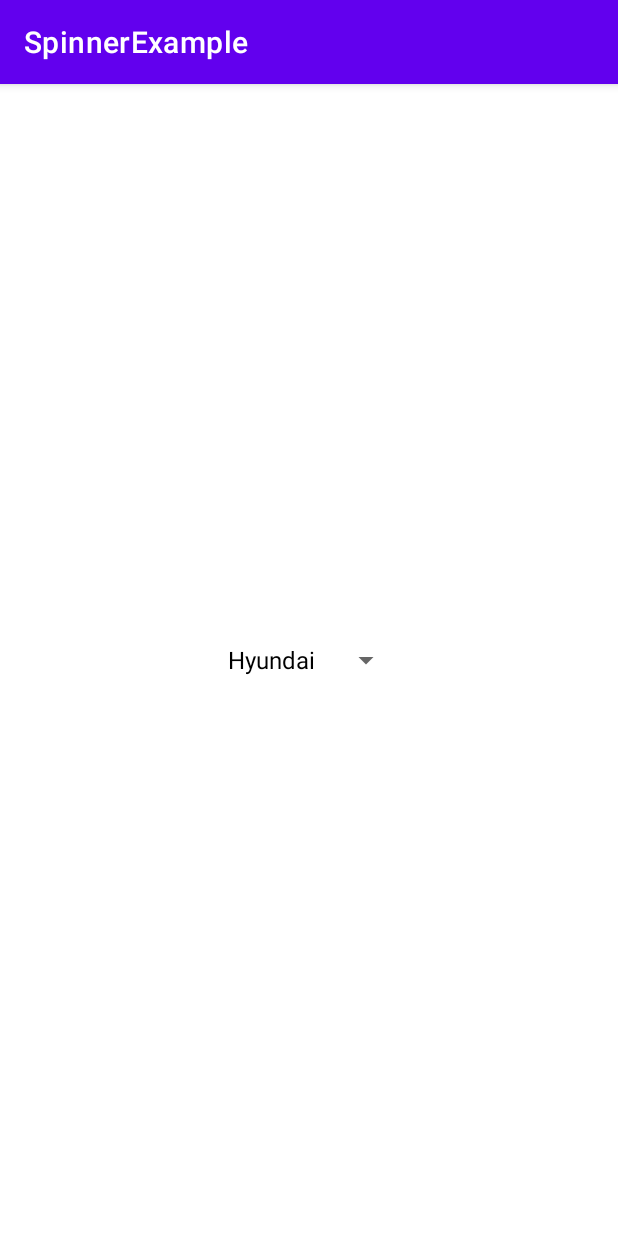
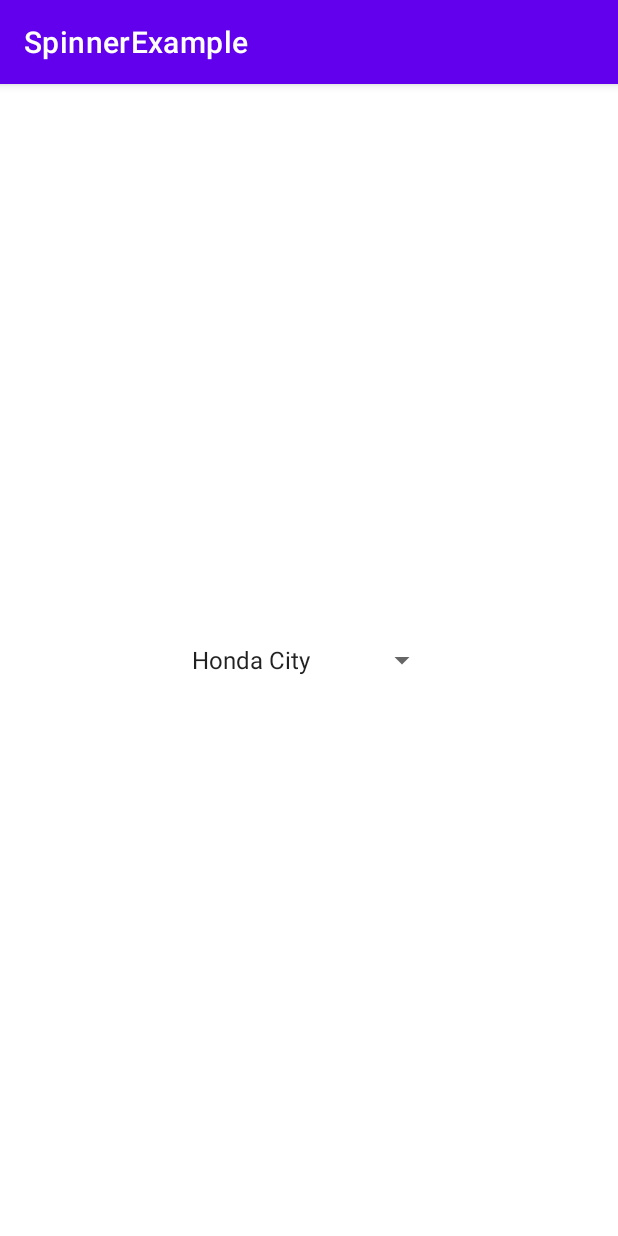
Before and after one commit to ianchai/SpinnerExample, an Android app: the screen it shows after launch (MainActivity), on a phone screen of 412 x 824 dp. Run offline under Robolectric (Android 15) with nearby library versions, the phone set to English and light mode, and no system bars.

Commit message:
Move the spinner items to strings.xml as an xml array.

```diff
--- a/app/src/main/java/com/lomaikai/spinnerexample/MainActivity.java
+++ b/app/src/main/java/com/lomaikai/spinnerexample/MainActivity.java
@@ -22,26 +22,26 @@ public class MainActivity extends AppCompatActivity {
 
         carSpinner = findViewById(R.id.carSpinner);
 
-        ArrayList<String> carArrayList = new ArrayList<>();
-        carArrayList.add("Hyundai");
-        carArrayList.add("Toyota");
-        carArrayList.add("Ford");
-        carArrayList.add("Proton");
-        carArrayList.add("Perodua");
-        carArrayList.add("BMW");
-
-        ArrayAdapter<String> carAdapter = new ArrayAdapter(
-                this,
-                android.R.layout.simple_spinner_dropdown_item,
-                carArrayList
-        );
-
-        carSpinner.setAdapter(carAdapter);
+//        ArrayList<String> carArrayList = new ArrayList<>();
+//        carArrayList.add("Hyundai");
+//        carArrayList.add("Toyota");
+//        carArrayList.add("Ford");
+//        carArrayList.add("Proton");
+//        carArrayList.add("Perodua");
+//        carArrayList.add("BMW");
+//
+//        ArrayAdapter<String> carAdapter = new ArrayAdapter(
+//                this,
+//                android.R.layout.simple_spinner_dropdown_item,
+//                carArrayList
+//        );
+//
+//        carSpinner.setAdapter(carAdapter);
 
         carSpinner.setOnItemSelectedListener(new AdapterView.OnItemSelectedListener() {
             @Override
             public void onItemSelected(AdapterView<?> adapterView, View view, int i, long l) {
-                Toast.makeText(MainActivity.this, carArrayList.get(i)+" selected", Toast.LENGTH_SHORT).show();
+                Toast.makeText(MainActivity.this, carSpinner.getSelectedItem().toString()+" selected", Toast.LENGTH_SHORT).show();
             }
 
             @Override
--- a/app/src/main/res/layout/activity_main.xml
+++ b/app/src/main/res/layout/activity_main.xml
@@ -10,6 +10,7 @@
         android:id="@+id/carSpinner"
         android:layout_width="wrap_content"
         android:layout_height="wrap_content"
+        android:entries="@array/carsArray2"
         app:layout_constraintBottom_toBottomOf="parent"
         app:layout_constraintEnd_toEndOf="parent"
         app:layout_constraintStart_toStartOf="parent"
--- a/app/src/main/res/values/strings.xml
+++ b/app/src/main/res/values/strings.xml
@@ -1,3 +1,12 @@
 <resources>
     <string name="app_name">SpinnerExample</string>
+
+    <string-array name="carsArray2">
+        <item>Honda City</item>
+        <item>Proton Iswara</item>
+        <item>Perodua Kancil</item>
+        <item>Hyundai Matrix</item>
+        <item>Subaru Legacy</item>
+        <item>Ford Prefect</item>
+    </string-array>
 </resources>
```
